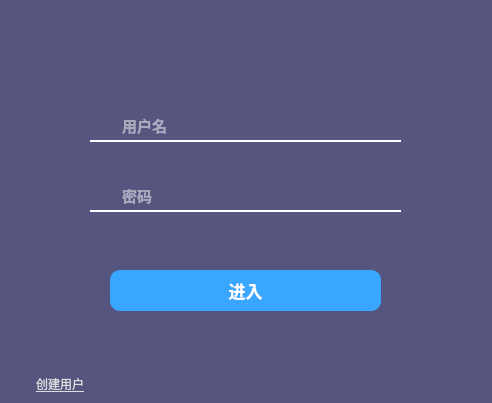
The window that login.ui (Malloc-Luo/PasswordManager) describes before a commit, drawn with Qt 5.
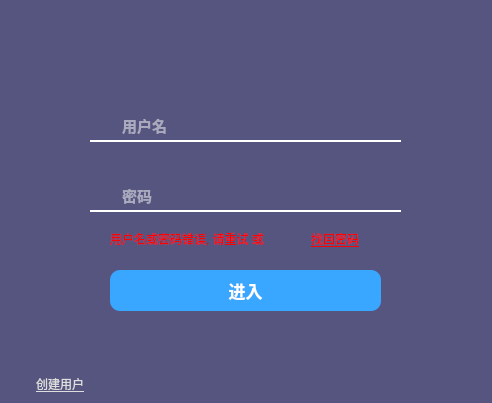
The same window after the commit. Icons and pictures are not drawn.

The edit to the form file:
```diff
--- a/login.ui
+++ b/login.ui
@@ -714,55 +714,89 @@
     <enum>Qt::Horizontal</enum>
    </property>
   </widget>
-  <widget class="QPushButton" name="setting">
+  <widget class="QGroupBox" name="groupBox">
    <property name="geometry">
     <rect>
-     <x>358</x>
+     <x>100</x>
+     <y>230</y>
+     <width>311</width>
+     <height>21</height>
+    </rect>
+   </property>
+   <property name="styleSheet">
+    <string notr="true">border: 0px;
+background-color:transparent;
+color: white;</string>
+   </property>
+   <property name="title">
+    <string/>
+   </property>
+   <widget class="QLabel" name="errortips">
+    <property name="geometry">
+     <rect>
+      <x>10</x>
      <y>0</y>
-     <width>40</width>
-     <height>40</height>
-    </rect>
-   </property>
-   <property name="cursor">
-    <cursorShape>PointingHandCursor</cursorShape>
-   </property>
-   <property name="focusPolicy">
-    <enum>Qt::NoFocus</enum>
-   </property>
+      <width>190</width>
+      <height>18</height>
+     </rect>
+    </property>
+    <property name="font">
+     <font>
+      <family>Microsoft YaHei UI</family>
+      <pointsize>9</pointsize>
+      <weight>50</weight>
+      <bold>false</bold>
+     </font>
+    </property>
+    <property name="styleSheet">
+     <string notr="true">border: 0px;
+background-color:transparent;
+color: red;</string>
+    </property>
+    <property name="text">
+     <string>用户名或密码错误, 请重试 或</string>
+    </property>
+   </widget>
+   <widget class="QPushButton" name="findpassword">
+    <property name="geometry">
+     <rect>
+      <x>200</x>
+      <y>0</y>
+      <width>70</width>
+      <height>18</height>
+     </rect>
+    </property>
+    <property name="font">
+     <font>
+      <family>Microsoft YaHei UI</family>
+      <underline>true</underline>
+     </font>
+    </property>
    <property name="styleSheet">
     <string notr="true">QPushButton
 {
 	border: 0px;
 	background-color:transparent;
+	color: red;
 }
 QPushButton:hover
 {
-	background: qlineargradient(spread:pad, x1:0.00526316, y1:0.006, x2:1, y2:1, stop:0 rgba(8, 8, 127, 255), stop:1 rgba(85, 85, 127, 255));
+	border: 0px;
+	background-color:transparent;
+	color: rgb(0, 170, 255);
 }</string>
    </property>
    <property name="text">
-    <string/>
-   </property>
-   <property name="icon">
-    <iconset resource="icon.qrc">
-     <normaloff>:/icon1/settingWHITE</normaloff>:/icon1/settingWHITE</iconset>
-   </property>
-   <property name="iconSize">
-    <size>
-     <width>23</width>
-     <height>23</height>
-    </size>
-   </property>
-   <property name="flat">
-    <bool>true</bool>
-   </property>
-  </widget>
-  <widget class="QPushButton" name="setting_2">
+     <string>找回密码</string>
+    </property>
+   </widget>
+  </widget>
+  <widget class="QWidget" name="widget" native="true">
    <property name="geometry">
     <rect>
-     <x>405</x>
+     <x>0</x>
      <y>0</y>
-     <width>40</width>
+     <width>501</width>
      <height>40</height>
     </rect>
    </property>
@@ -770,37 +804,19 @@
     <enum>Qt::NoFocus</enum>
    </property>
    <property name="styleSheet">
-    <string notr="true">QPushButton
+    <string notr="true">QWidget
 {
-	border: 0px;
 	background-color:transparent;
 }
-QPushButton:hover
+QWidget:hover
 {
-	background: qlineargradient(spread:pad, x1:0.00526316, y1:0.006, x2:1, y2:1, stop:0 rgba(8, 8, 127, 255), stop:1 rgba(85, 85, 127, 255));
+	background-color:qlineargradient(spread:pad, x1:0.489, y1:0, x2:0.479, y2:1, stop:0 rgba(255, 255, 255, 0), stop:0.489474 rgba(255, 255, 255, 61), stop:1 rgba(255, 255, 255, 0));
 }</string>
    </property>
-   <property name="text">
-    <string/>
-   </property>
-   <property name="icon">
-    <iconset resource="icon.qrc">
-     <normaloff>:/icon1/minWHITE</normaloff>:/icon1/minWHITE</iconset>
-   </property>
-   <property name="iconSize">
-    <size>
-     <width>23</width>
-     <height>23</height>
-    </size>
-   </property>
-   <property name="flat">
-    <bool>true</bool>
-   </property>
-  </widget>
   <widget class="QPushButton" name="close">
    <property name="geometry">
     <rect>
-     <x>452</x>
+      <x>450</x>
      <y>0</y>
      <width>40</width>
      <height>40</height>
@@ -832,6 +848,89 @@
     <bool>true</bool>
    </property>
   </widget>
+   <widget class="QPushButton" name="setting_2">
+    <property name="geometry">
+     <rect>
+      <x>410</x>
+      <y>0</y>
+      <width>40</width>
+      <height>40</height>
+     </rect>
+    </property>
+    <property name="focusPolicy">
+     <enum>Qt::NoFocus</enum>
+    </property>
+    <property name="styleSheet">
+     <string notr="true">QPushButton
+{
+	border: 0px;
+	background-color:transparent;
+}
+QPushButton:hover
+{
+	background: qlineargradient(spread:pad, x1:0.00526316, y1:0.006, x2:1, y2:1, stop:0 rgba(8, 8, 127, 255), stop:1 rgba(85, 85, 127, 255));
+}</string>
+    </property>
+    <property name="text">
+     <string/>
+    </property>
+    <property name="icon">
+     <iconset resource="icon.qrc">
+      <normaloff>:/icon1/minWHITE</normaloff>:/icon1/minWHITE</iconset>
+    </property>
+    <property name="iconSize">
+     <size>
+      <width>23</width>
+      <height>23</height>
+     </size>
+    </property>
+    <property name="flat">
+     <bool>true</bool>
+    </property>
+   </widget>
+   <widget class="QPushButton" name="setting">
+    <property name="geometry">
+     <rect>
+      <x>370</x>
+      <y>0</y>
+      <width>40</width>
+      <height>40</height>
+     </rect>
+    </property>
+    <property name="cursor">
+     <cursorShape>PointingHandCursor</cursorShape>
+    </property>
+    <property name="focusPolicy">
+     <enum>Qt::NoFocus</enum>
+    </property>
+    <property name="styleSheet">
+     <string notr="true">QPushButton
+{
+	border: 0px;
+	background-color:transparent;
+}
+QPushButton:hover
+{
+	background: qlineargradient(spread:pad, x1:0.00526316, y1:0.006, x2:1, y2:1, stop:0 rgba(8, 8, 127, 255), stop:1 rgba(85, 85, 127, 255));
+}</string>
+    </property>
+    <property name="text">
+     <string/>
+    </property>
+    <property name="icon">
+     <iconset resource="icon.qrc">
+      <normaloff>:/icon1/settingWHITE</normaloff>:/icon1/settingWHITE</iconset>
+    </property>
+    <property name="iconSize">
+     <size>
+      <width>23</width>
+      <height>23</height>
+     </size>
+    </property>
+    <property name="flat">
+     <bool>true</bool>
+    </property>
+   </widget>
   <widget class="QPushButton" name="pushButton">
    <property name="enabled">
     <bool>false</bool>
@@ -841,7 +940,7 @@
      <x>0</x>
      <y>0</y>
      <width>221</width>
-     <height>51</height>
+      <height>40</height>
     </rect>
    </property>
    <property name="styleSheet">
@@ -864,6 +963,7 @@
    <property name="flat">
     <bool>true</bool>
    </property>
+   </widget>
   </widget>
  </widget>
  <resources>
```
Left out of the diff: 3 changed lines with no effect on the pictures. Lines whose indentation alone changed are shown as unchanged.
